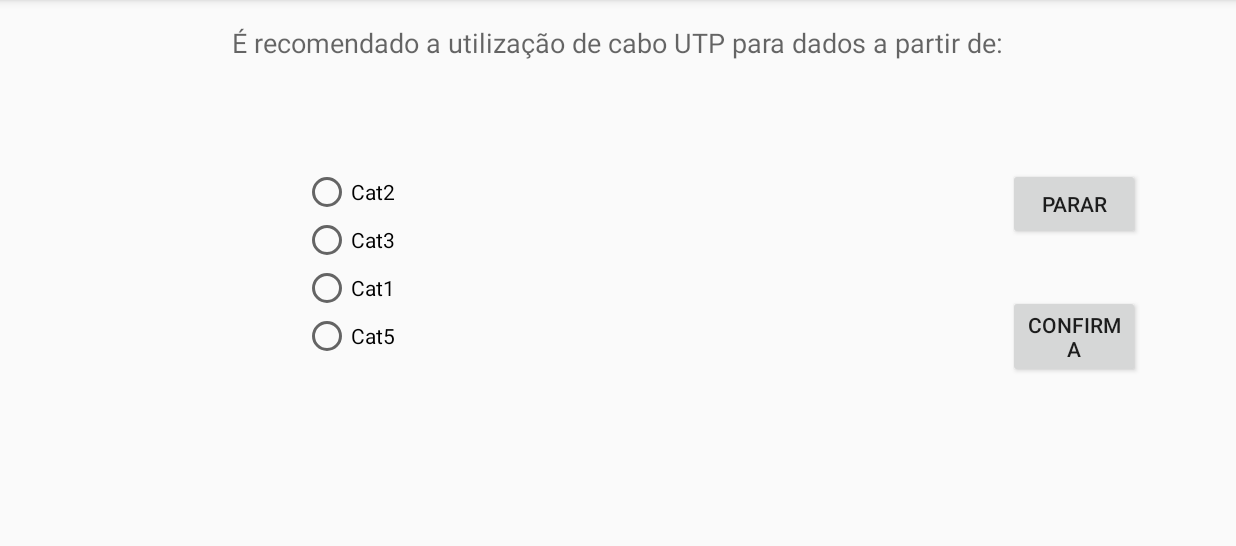
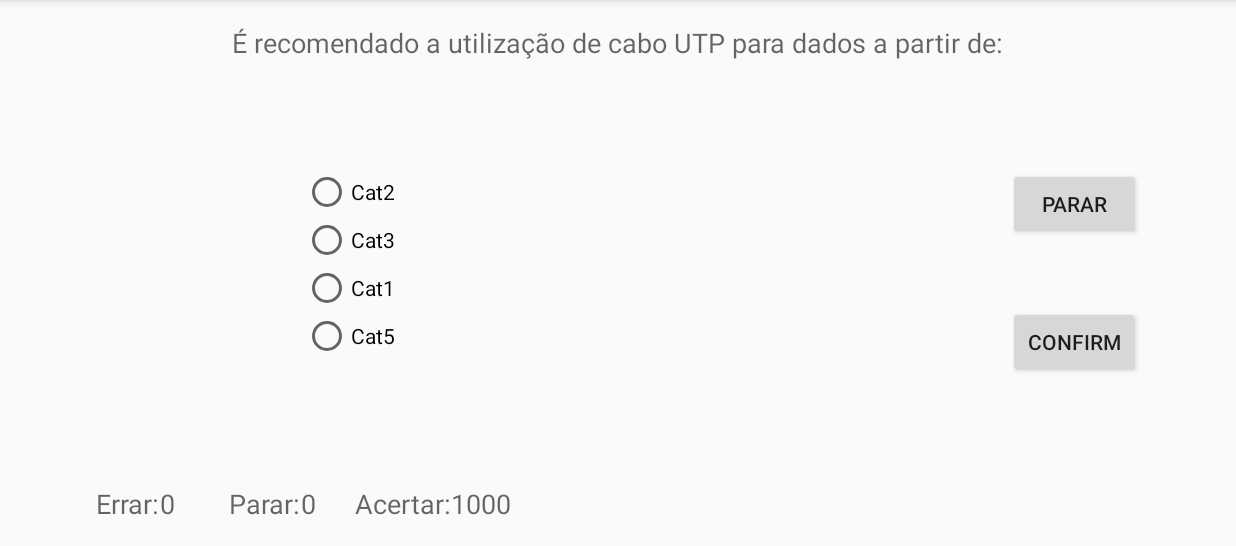
Before and after one commit to GuilhermeAgunzo/MyQuiz, an Android app: the TestActivity screen opened directly, with no data from a screen before it, on a phone screen of 824 x 412 dp (held sideways), the part 72-618 px from its top. Run offline under Robolectric (Android 15) with nearby library versions, the phone set to English and light mode, and no system bars.

Commit message:
Soma de pontos e exibição na tela

```diff
--- a/app/src/main/java/com/example/guilh/myquiz/TestActivity.java
+++ b/app/src/main/java/com/example/guilh/myquiz/TestActivity.java
@@ -153,7 +153,7 @@ public class TestActivity extends AppCompatActivity {
 
         Question q14 = new Question();
         q14.question="As arquiteturas de rede Ethernet, Token Ring , e FDDI, no modelo OSI, operam na(s) camada(s):";
-        q14.answer="1e2";
+        q14.answer="1 e 2";
         q14.options = new String[]{"3",
                 "1, 2 e 3",
                 "2",
@@ -340,6 +340,14 @@ public class TestActivity extends AppCompatActivity {
 
     private void refreshQuestion(){
 
+        TextView prevScore = (TextView) findViewById(R.id.textView4);
+        prevScore.setText(Integer.toString(stats.prevPoints));
+        TextView score = (TextView) findViewById(R.id.textView6);
+        score.setText(Integer.toString(stats.points));
+        TextView nextScore = (TextView) findViewById(R.id.textView8);
+        nextScore.setText(Integer.toString(stats.nextPoints));
+
+
         Question q = questions.get(position);
         TextView qTextView = (TextView) findViewById(R.id.textView2);
         qTextView.setText(q.question);
@@ -374,6 +382,29 @@ public class TestActivity extends AppCompatActivity {
         String answer = (String) optionSelected.getText();
         //Verifica se a resposta está certa
         if(answer.equals(q.answer)){
+
+            //Soma pontuação de acordo com a condição
+            if(position < 10){
+                if(position == 0){
+                    stats.prevPoints = 0;
+                }else{
+                    stats.prevPoints += 1000;
+                }
+
+                stats.points += 1000;
+                stats.nextPoints = stats.nextPoints + 1000;
+            }
+            else if(position >= 10 && position < 20){
+
+                stats.points += 10000;
+                stats.prevPoints = stats.points - 10000;
+                stats.nextPoints = stats.points + 10000;
+            }else{
+                stats.points += 100000;
+                stats.prevPoints = stats.points - 100000;
+                stats.nextPoints = stats.points + 100000;
+            }
+            //Incrementa posição e limpa a seleçao dos Radio Buttons
             position++;
             radioButtonGroup.clearCheck();
 
--- a/app/src/main/res/layout/activity_test.xml
+++ b/app/src/main/res/layout/activity_test.xml
@@ -62,11 +62,67 @@
     <Button
         android:layout_width="wrap_content"
         android:layout_height="wrap_content"
-        android:text="Confirma"
+        android:text="Confirm"
         android:id="@+id/button4"
         android:layout_gravity="right"
         android:layout_alignBottom="@+id/radioGroup"
         android:layout_alignStart="@+id/button5"
         android:onClick="nextQuestion"/>
 
+    <TextView
+        android:layout_width="wrap_content"
+        android:layout_height="wrap_content"
+        android:textAppearance="?android:attr/textAppearanceMedium"
+        android:text="Errar:"
+        android:id="@+id/textView3"
+        android:layout_alignParentBottom="true"
+        android:layout_alignParentStart="true" />
+
+    <TextView
+        android:layout_width="wrap_content"
+        android:layout_height="wrap_content"
+        android:textAppearance="?android:attr/textAppearanceMedium"
+        android:text="[points]"
+        android:id="@+id/textView4"
+        android:layout_alignParentBottom="true"
+        android:layout_toEndOf="@+id/textView3" />
+
+    <TextView
+        android:layout_width="wrap_content"
+        android:layout_height="wrap_content"
+        android:textAppearance="?android:attr/textAppearanceMedium"
+        android:text="Parar:"
+        android:id="@+id/textView5"
+        android:layout_alignTop="@+id/textView4"
+        android:layout_toEndOf="@+id/textView4"
+        android:layout_marginStart="36dp" />
+
+    <TextView
+        android:layout_width="wrap_content"
+        android:layout_height="wrap_content"
+        android:textAppearance="?android:attr/textAppearanceMedium"
+        android:text="[points]"
+        android:id="@+id/textView6"
+        android:layout_alignParentBottom="true"
+        android:layout_toEndOf="@+id/textView5" />
+
+    <TextView
+        android:layout_width="wrap_content"
+        android:layout_height="wrap_content"
+        android:textAppearance="?android:attr/textAppearanceMedium"
+        android:text="Acertar:"
+        android:id="@+id/textView7"
+        android:layout_alignParentBottom="true"
+        android:layout_toEndOf="@+id/textView6"
+        android:layout_marginStart="26dp" />
+
+    <TextView
+        android:layout_width="wrap_content"
+        android:layout_height="wrap_content"
+        android:textAppearance="?android:attr/textAppearanceMedium"
+        android:text="[points]"
+        android:id="@+id/textView8"
+        android:layout_alignTop="@+id/textView7"
+        android:layout_toEndOf="@+id/textView7" />
+
 </RelativeLayout>
```
